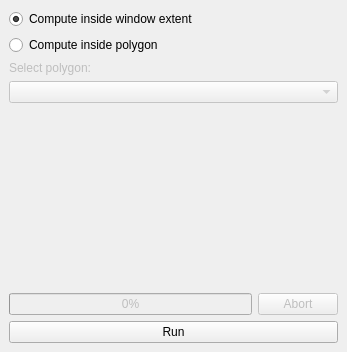
Above: czech_land_use_and_CN_Analyzer_dockwidget_base.ui from ctu-geoforall-lab/qgis-czech-lu-cn-analyzer-plugin before the change. Below: the same form after it.
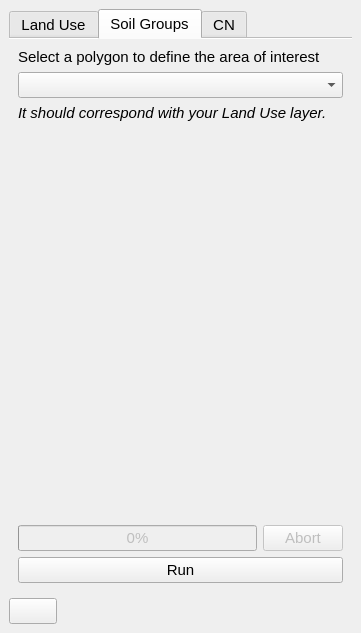
That is the form after the change. The open tabs and pages were chosen to show the change. Icons and pictures are not drawn. Custom widgets are drawn as their Qt base class.

What changed in the file:
```diff
--- a/czech_land_use_and_CN_Analyzer_dockwidget_base.ui
+++ b/czech_land_use_and_CN_Analyzer_dockwidget_base.ui
@@ -6,14 +6,35 @@
    <rect>
     <x>0</x>
     <y>0</y>
-    <width>347</width>
-    <height>352</height>
+    <width>361</width>
+    <height>633</height>
    </rect>
   </property>
   <property name="windowTitle">
    <string>Czech Land Use and CN Analyzer</string>
   </property>
-  <widget class="QWidget" name="dockWidgetContents">
+  <widget class="QWidget" name="dockWidgetContainer">
+   <layout class="QVBoxLayout" name="verticalLayout">
+    <item>
+     <widget class="QTabWidget" name="tabWidget">
+      <property name="font">
+       <font>
+        <pointsize>11</pointsize>
+       </font>
+      </property>
+      <property name="tabShape">
+       <enum>QTabWidget::Rounded</enum>
+      </property>
+      <property name="currentIndex">
+       <number>0</number>
+      </property>
+      <property name="documentMode">
+       <bool>true</bool>
+      </property>
+      <widget class="QWidget" name="tab_1">
+       <attribute name="title">
+        <string>Land Use</string>
+       </attribute>
    <layout class="QGridLayout" name="gridLayout">
     <item row="8" column="0" colspan="2">
      <widget class="QPushButton" name="runButton">
@@ -56,8 +77,8 @@
       </property>
       <property name="sizeHint" stdset="0">
        <size>
-        <width>20</width>
-        <height>40</height>
+            <width>0</width>
+            <height>0</height>
        </size>
       </property>
      </spacer>
@@ -88,20 +109,140 @@
       </property>
      </widget>
     </item>
-    <item row="1" column="0">
-     <widget class="QRadioButton" name="polygonButton">
+       </layout>
+      </widget>
+      <widget class="QWidget" name="tab_2">
+       <attribute name="title">
+        <string>Soil Groups</string>
+       </attribute>
+       <layout class="QGridLayout" name="gridLayout_Soil">
+        <item row="0" column="0" colspan="2">
+         <widget class="QLabel" name="polygonLabel_Soil">
       <property name="text">
-       <string>Compute inside polygon</string>
+           <string>Select a polygon to define the area of interest</string>
       </property>
      </widget>
     </item>
-    <item row="6" column="0">
-     <widget class="QLabel" name="label">
+        <item row="1" column="0" colspan="2">
+         <widget class="QgsMapLayerComboBox" name="mMapLayerComboBox_Soil"/>
+        </item>
+        <item row="2" column="0" colspan="2">
+         <widget class="QLabel" name="INFOLabel_Soil">
+          <property name="font">
+           <font>
+            <pointsize>11</pointsize>
+            <italic>true</italic>
+           </font>
+          </property>
+          <property name="text">
+           <string>It should correspond with your Land Use layer.</string>
+          </property>
+         </widget>
+        </item>
+        <item row="3" column="0">
+         <spacer name="verticalSpacer_Soil">
+          <property name="orientation">
+           <enum>Qt::Vertical</enum>
+          </property>
+          <property name="sizeHint" stdset="0">
+           <size>
+            <width>0</width>
+            <height>0</height>
+           </size>
+          </property>
+         </spacer>
+        </item>
+        <item row="4" column="0">
+         <widget class="QLabel" name="label_Soil">
       <property name="enabled">
        <bool>false</bool>
       </property>
+          <property name="font">
+           <font>
+            <pointsize>12</pointsize>
+           </font>
+          </property>
       <property name="text">
        <string/>
+          </property>
+         </widget>
+        </item>
+        <item row="5" column="0">
+         <widget class="QProgressBar" name="progressBar_Soil">
+          <property name="enabled">
+           <bool>false</bool>
+          </property>
+          <property name="value">
+           <number>0</number>
+          </property>
+          <property name="textVisible">
+           <bool>true</bool>
+          </property>
+          <property name="orientation">
+           <enum>Qt::Horizontal</enum>
+          </property>
+         </widget>
+        </item>
+        <item row="5" column="1">
+         <widget class="QPushButton" name="abortButton_Soil">
+          <property name="enabled">
+           <bool>false</bool>
+          </property>
+          <property name="cursor">
+           <cursorShape>PointingHandCursor</cursorShape>
+          </property>
+          <property name="text">
+           <string>Abort</string>
+          </property>
+         </widget>
+        </item>
+        <item row="6" column="0" colspan="2">
+         <widget class="QPushButton" name="runButton_Soil">
+          <property name="cursor">
+           <cursorShape>PointingHandCursor</cursorShape>
+          </property>
+          <property name="text">
+           <string>Run</string>
+          </property>
+         </widget>
+        </item>
+       </layout>
+      </widget>
+      <widget class="QWidget" name="tab_3">
+       <attribute name="title">
+        <string>CN</string>
+       </attribute>
+      </widget>
+     </widget>
+    </item>
+    <item>
+     <widget class="QPushButton" name="pushButton">
+      <property name="sizePolicy">
+       <sizepolicy hsizetype="Fixed" vsizetype="Fixed">
+        <horstretch>0</horstretch>
+        <verstretch>0</verstretch>
+       </sizepolicy>
+      </property>
+      <property name="font">
+       <font>
+        <pointsize>11</pointsize>
+       </font>
+      </property>
+      <property name="cursor">
+       <cursorShape>PointingHandCursor</cursorShape>
+      </property>
+      <property name="text">
+       <string/>
+      </property>
+      <property name="icon">
+       <iconset>
+        <normaloff>docs/images/info-button.png</normaloff>docs/images/info-button.png</iconset>
+      </property>
+      <property name="iconSize">
+       <size>
+        <width>20</width>
+        <height>20</height>
+       </size>
       </property>
      </widget>
     </item>
```
Left out of the diff: 26 changed lines with no effect on the pictures. Lines whose indentation alone changed are shown as unchanged.
